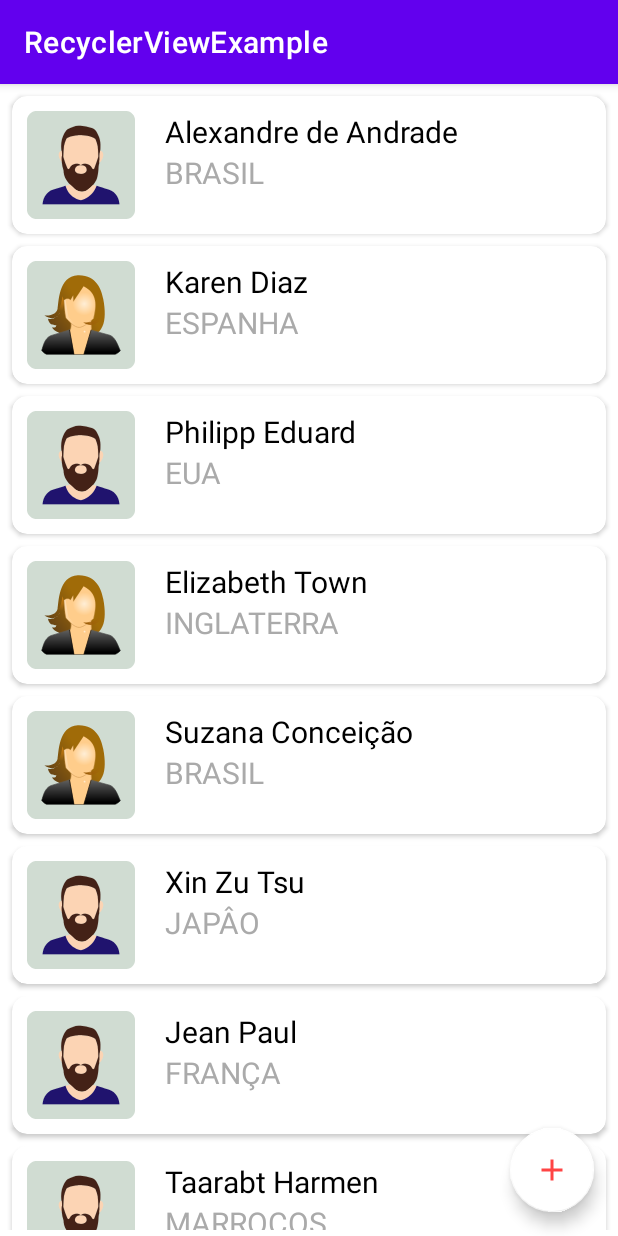
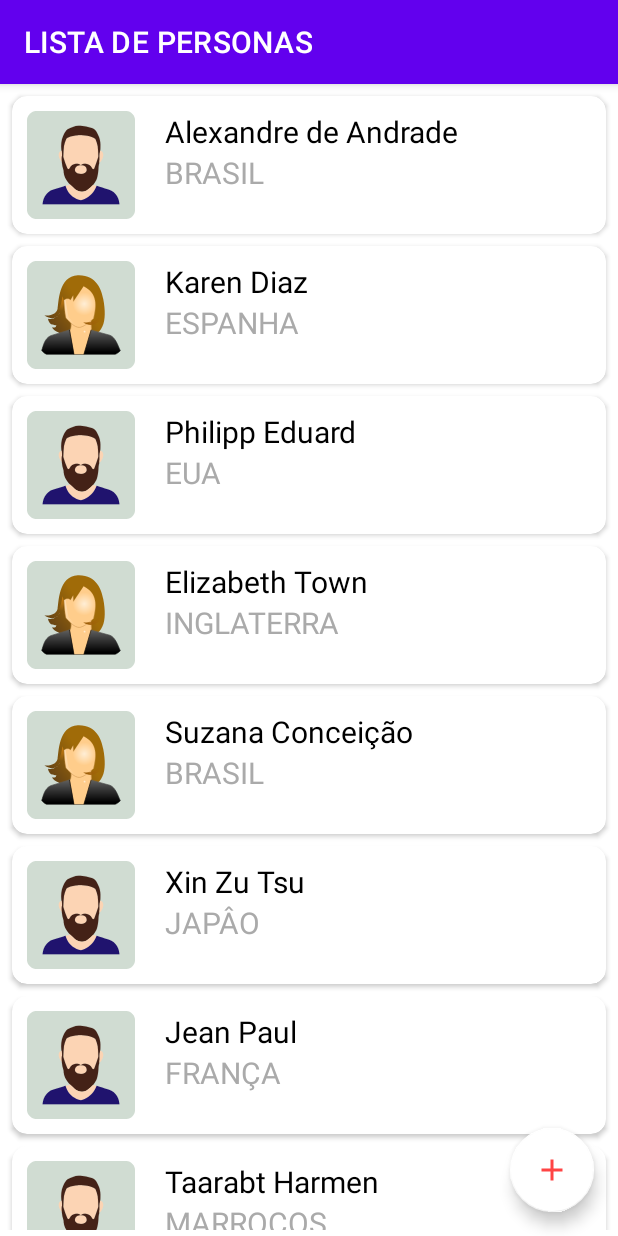
Before and after one commit to joshsilva10/ListaRecyclerView, an Android app: the screen it shows after launch (MainActivity), on a phone screen of 412 x 824 dp. Run offline under Robolectric (Android 15) with nearby library versions, the phone set to English and light mode, and no system bars.

Commit message:
LATERANDO TITULO - Lista com RecyclerView

```diff
--- a/app/src/main/java/com/example/recyclerviewexample/MainActivity.kt
+++ b/app/src/main/java/com/example/recyclerviewexample/MainActivity.kt
@@ -27,6 +27,7 @@ class MainActivity : AppCompatActivity() {
     override fun onCreate(savedInstanceState: Bundle?) {
         super.onCreate(savedInstanceState)
         setContentView(R.layout.activity_main)
+        setTitle("LISTA DE PERSONAS")
 
         val btOpen: FloatingActionButton = findViewById(R.id.bt_add)
          btOpen.setOnClickListener {
--- a/app/src/main/res/layout/activity_main.xml
+++ b/app/src/main/res/layout/activity_main.xml
@@ -4,6 +4,7 @@
     xmlns:tools="http://schemas.android.com/tools"
     android:layout_width="match_parent"
     android:layout_height="match_parent"
+
     tools:context=".MainActivity">
 
     <androidx.recyclerview.widget.RecyclerView
```
